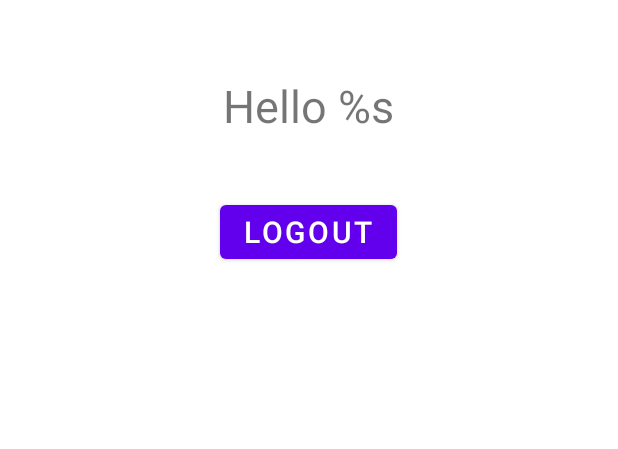
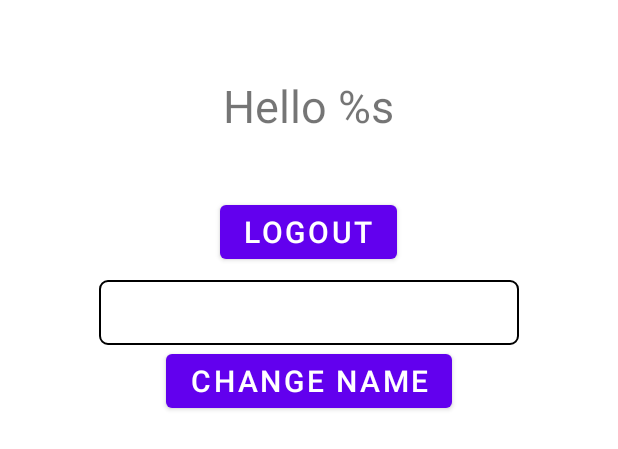
Before and after one commit to dotD4xe/PsychoApplication, an Android app: the layout fragment_test.xml on its own in the app's theme, with its tools: preview values and no code run, on a phone screen of 412 x 824 dp. Shown: the top 449 px of the screen. Run offline under Robolectric (Android 15) with nearby library versions, the phone set to English and light mode, and no system bars.

Commit message:
add change name

```diff
--- a/app/src/main/java/com/example/psychoapplication/data/model/User.kt
+++ b/app/src/main/java/com/example/psychoapplication/data/model/User.kt
@@ -2,6 +2,6 @@ package com.example.psychoapplication.data.model
 
 data class User(
     var id: String = "",
-    val name: String = "",
+    var name: String = "",
     val email: String = "",
 )
--- a/app/src/main/java/com/example/psychoapplication/data/repository/AuthRepository.kt
+++ b/app/src/main/java/com/example/psychoapplication/data/repository/AuthRepository.kt
@@ -10,5 +10,6 @@ interface AuthRepository {
     fun forgotPassword(email: String, result: (UiState<String>) -> Unit)
     fun logout(result: () -> Unit)
     fun storeSession(id: String, result: (User?) -> Unit)
+    fun updateSession(user: User, result: (User?) -> Unit)
     fun getSession(result: (User?) -> Unit)
 }
--- a/app/src/main/java/com/example/psychoapplication/ui/auth/RegistrationFragment.kt
+++ b/app/src/main/java/com/example/psychoapplication/ui/auth/RegistrationFragment.kt
@@ -24,7 +24,6 @@ class RegistrationFragment : Fragment() {
         inflater: LayoutInflater, container: ViewGroup?,
         savedInstanceState: Bundle?
     ): View {
-        // Inflate the layout for this fragment
         _binding = FragmentRegistrationBinding.inflate(inflater, container, false)
         return binding.root
     }
--- a/app/src/main/res/layout/fragment_test.xml
+++ b/app/src/main/res/layout/fragment_test.xml
@@ -24,4 +24,29 @@
         android:text="@string/logout"
         android:layout_gravity="center"/>
 
+    <EditText
+        android:id="@+id/name"
+        android:layout_width="match_parent"
+        android:layout_height="wrap_content"
+        android:layout_marginStart="16dp"
+        android:layout_marginLeft="16dp"
+        android:layout_marginTop="8dp"
+        android:layout_marginEnd="16dp"
+        android:layout_marginRight="16dp"
+        android:background="@drawable/black_white_rect_bg"
+        android:ems="10"
+        android:inputType="textPersonName"
+        android:textColor="@color/black"
+        android:textSize="14dp" />
+
+    <Button
+        android:id="@+id/change_name"
+        android:layout_width="wrap_content"
+        android:layout_height="wrap_content"
+        android:textSize="20sp"
+        android:text="change name"
+        android:layout_gravity="center"/>
+
+
+
 </LinearLayout>
```
Also changed, not shown: app/src/main/java/com/example/psychoapplication/data/repository/AuthRepositoryImp.kt (+11 -0 lines), app/src/main/java/com/example/psychoapplication/ui/auth/AuthViewModel.kt (+15 -0 lines), app/src/main/java/com/example/psychoapplication/ui/home/HomeFragment.kt (+13 -0 lines).
